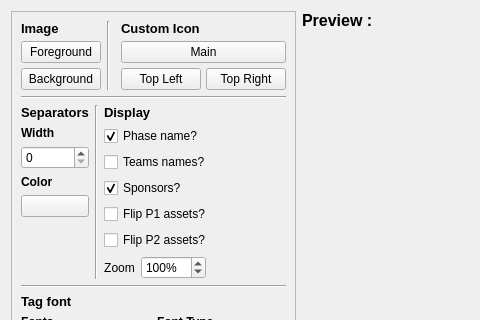
Old version of the form src/layout/TSHThumbnailSettings.ui in the repository joaorb64/TournamentStreamHelper; both pictures show x 0 to 480 and y 0 to 320 of the 962 by 753 pixel window.
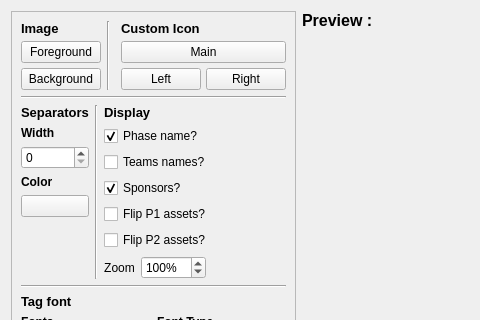
New version of the form.

Commit message: Added support for template_data["icons_position"]["align"] == "bottom"

Diff of the .ui file:
```diff
--- a/src/layout/TSHThumbnailSettings.ui
+++ b/src/layout/TSHThumbnailSettings.ui
@@ -125,14 +125,14 @@
                <item>
                 <widget class="QPushButton" name="customTopLeftIcon">
                  <property name="text">
-                  <string>Top Left</string>
+                  <string>Left</string>
                  </property>
                 </widget>
                </item>
                <item>
                 <widget class="QPushButton" name="customTopRightIcon">
                  <property name="text">
-                  <string>Top Right</string>
+                  <string>Right</string>
                  </property>
                 </widget>
                </item>
```
The commit also changes 1 other file.
